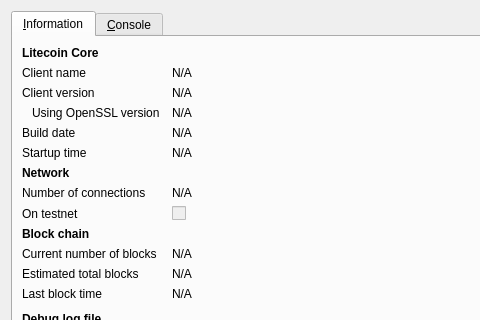
Qt form src/qt/forms/rpcconsole.ui (peterwatson/goldsmithscoin) before a commit; both pictures show x 0 to 480 and y 0 to 320 of the 740 by 450 pixel window.
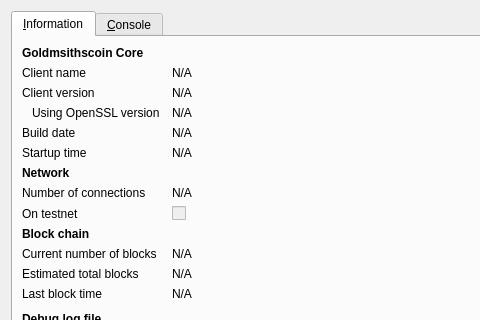
The same form after that commit. Icons and pictures are not drawn.

Commit message:
Changed Litecoin ==> Goldsmithscoin
In Text editor changed Litecoin ==> Goldsmithscoin.  Changes name of
the coin

Diff of the .ui file:
```diff
--- a/src/qt/forms/rpcconsole.ui
+++ b/src/qt/forms/rpcconsole.ui
@@ -36,7 +36,7 @@
           </font>
          </property>
          <property name="text">
-          <string>Litecoin Core</string>
+          <string>Goldmsithscoin Core</string>
          </property>
         </widget>
        </item>
```
Left out of the diff: 6 changed lines with no effect on the pictures. The commit also changes 100 other files.
